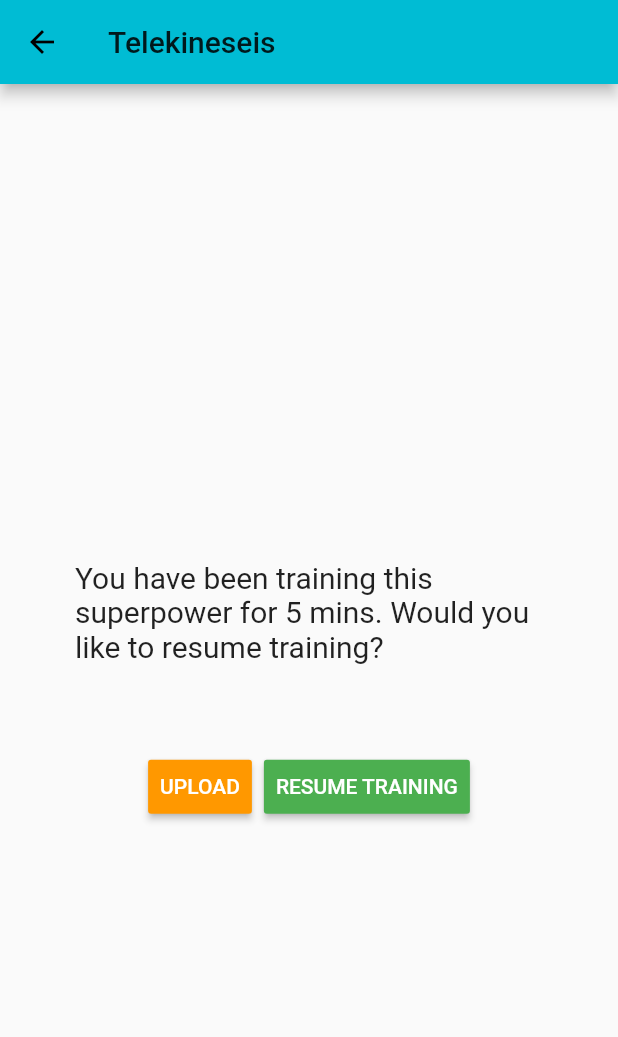
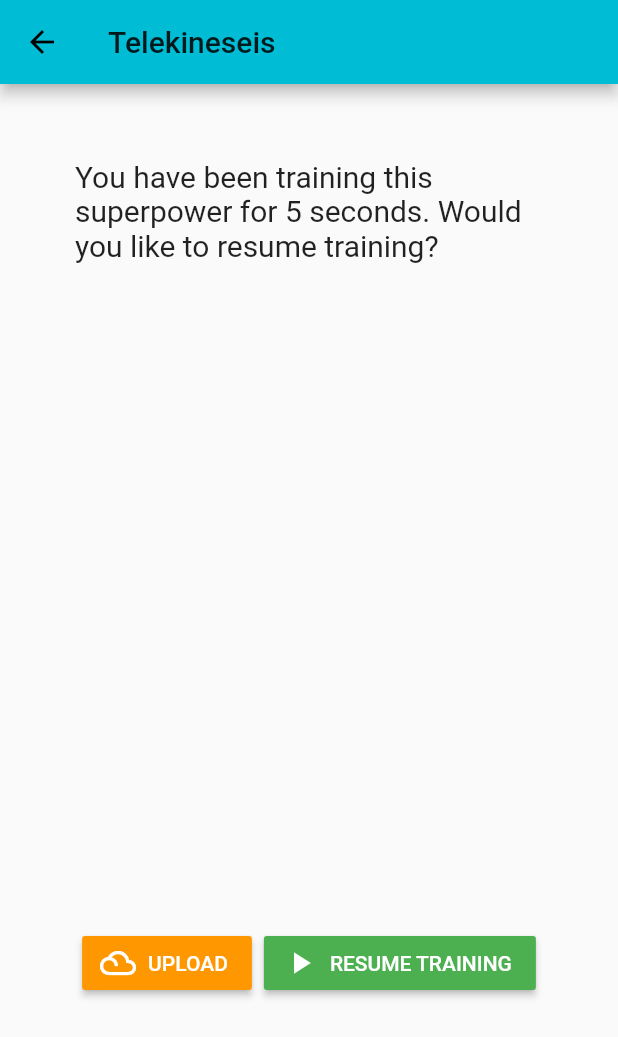
Before and after one commit to Syltaris/gestice-league-app, a Flutter app: the screen it shows after launch, after a tap on "Telekineseis", after a tap on "TRAIN", on a phone screen of 412 x 824 dp. Shown: the top 1037 px of the screen. Run offline on Flutter 3.47's test engine with Material 2 defaults, Android fonts, the light colour scheme and no system bars.

Commit message:
fix some styling issues

```diff
--- /dev/null
+++ b/app/flutter_launcher_icons.yaml
@@ -0,0 +1,7 @@
+dev_dependencies:
+  flutter_launcher_icons: "^0.7.0"
+
+flutter_icons:
+  android: "launcher_icon"
+  ios: true
+  image_path: "assets/icon/gl-icon.png"
--- a/app/lib/gestureList.dart
+++ b/app/lib/gestureList.dart
@@ -5,7 +5,7 @@ import 'package:app/trainingPage.dart';
 class GestureItem extends StatefulWidget {
   bool _isGestureTrained;
   bool _isGestureActive;
-  String _gestureTrainingDuration;
+  var _gestureTrainingDuration;
   String _gestureName;
 
   GestureItem(
@@ -38,7 +38,7 @@ class _GestureItemState extends State<GestureItem> {
 
   bool _isGestureTrained;
   bool _isGestureActive;
-  String _gestureTrainingDuration;
+  var _gestureTrainingDuration;
   String _gestureName;
 
   _GestureItemState(
@@ -87,17 +87,17 @@ class _GestureItemState extends State<GestureItem> {
                   ),
               ),
             ),
-            const ListTile(
-              leading: Icon(Icons.grade),
-              title: Text('The Enchanted Nightingale'),
-              subtitle: Text('Music by Julie Gable. Lyrics by Sidney Stein.'),
-            ),
+            // const ListTile(
+            //   leading: Icon(Icons.grade),
+            //   title: Text('The Enchanted Nightingale'),
+            //   subtitle: Text('Music by Julie Gable. Lyrics by Sidney Stein.'),
+            // ),
             ButtonTheme.bar( // make buttons use the appropriate styles for cards
               child: ButtonBar(
                 children: <Widget>[
                   FlatButton(
                     child: const Text('ON/OFF'),
-                    onPressed: () => setState(() { _isGestureActive = !_isGestureActive; }),
+                    onPressed: !_isGestureTrained ? null : () => setState(() { _isGestureActive = !_isGestureActive; }),
                   ),
                   FlatButton(
                     child: const Text('TRAIN'),
--- a/app/lib/main.dart
+++ b/app/lib/main.dart
@@ -51,19 +51,25 @@ class _MyHomePageState extends State<HomePage> {
             GestureItem(
               false,
               false,
-              "5 mins",
+              5,
               "Telekineseis"
             ),
             GestureItem(
               true,
               true,
-              "15 mins",
+              15,
               "Woohoo!"
             ),
             GestureItem(
               false,
               false,
-              "0 mins",
+              0,
+              "New Superpower"
+            ),
+            GestureItem(
+              false,
+              false,
+              0,
               "New Superpower"
             ),
           ],
--- a/app/lib/trainingPage.dart
+++ b/app/lib/trainingPage.dart
@@ -1,9 +1,9 @@
 import 'package:flutter/material.dart';
 
 class TrainingPage extends StatefulWidget {
-  final String title;
-  final bool trained;
-  final String trainingDuration;
+  String title;
+  bool trained;
+  var trainingDuration;
 
   TrainingPage(this.title, this.trained, this.trainingDuration);
 
@@ -15,8 +15,8 @@ class TrainingPage extends StatefulWidget {
 
 */
 class _TrainingPageState extends State<TrainingPage> {
-  bool _isTrained = false; //need to bring out from root data
-  String _trainingDuration = "5 minutes";
+  bool _isTrained; //need to bring out from root data
+  var _trainingDuration;
 
   _TrainingPageState(this._isTrained, this._trainingDuration);
 
@@ -30,7 +30,8 @@ class _TrainingPageState extends State<TrainingPage> {
         child: Column(
           mainAxisAlignment: MainAxisAlignment.center, //mainAxis here is vertical axis, cross is hori
           children: <Widget>[
-            Padding(
+            Expanded(
+              child: Padding(
                 padding: EdgeInsets.all(50.0),
                 child: _isTrained
                 ? Text('You have already trained this superpower!',
@@ -38,32 +39,46 @@ class _TrainingPageState extends State<TrainingPage> {
                       fontSize: 20,
                     )
                   )
-              : Text('You have been training this superpower for $_trainingDuration. Would you like to resume training?',
+                : _trainingDuration > 0
+                ? Text('You have been training this superpower for $_trainingDuration seconds. Would you like to resume training?',
+                    style: TextStyle(
+                      fontSize: 20,
+                    )
+                  )
+                : Text("Let's begin training your new superpower!",
                     style: TextStyle(
                       fontSize: 20,
                     )
                   ),
               ),
-            ButtonTheme.bar( // make buttons use the appropriate styles for cards
+            ),
+            Padding(
+              padding: EdgeInsets.symmetric(vertical: 150.0),
+              child: ButtonTheme.bar( // make buttons use the appropriate styles for cards
                 child: ButtonBar(
                   alignment: MainAxisAlignment.center,
                   children: <Widget>[
-                  RaisedButton(
+                    RaisedButton.icon(
+                      icon: Icon(Icons.filter_drama) ,
+                      label: const Text('UPLOAD'),
                       color: Colors.orange,
+                      disabledColor: Colors.grey,
                       textColor: Colors.white,
-                    child: const Text('UPLOAD'),
                       onPressed: _isTrained ? null : () => {},
                     ),
-                  RaisedButton(
+                    RaisedButton.icon(
+                      icon: Icon(Icons.play_arrow) ,
+                      label: const Text('RESUME TRAINING'),
                       color: Colors.green,
                       disabledColor: Colors.grey,
                       textColor: Colors.white,
-                    child: const Text('RESUME TRAINING'),
                       onPressed: _isTrained ? null : () => {},
                     ),
                   ],
                 ),
               ),
+            )
+
           ]
         )
       )
--- a/app/pubspec.yaml
+++ b/app/pubspec.yaml
@@ -1,5 +1,5 @@
 name: app
-description: A new Flutter project.
+description: A new Flutter project.d
 
 # The following defines the version and build number for your application.
 # A version number is three numbers separated by dots, like 1.2.43
@@ -19,6 +19,7 @@ dependencies:
   # The following adds the Cupertino Icons font to your application.
   # Use with the CupertinoIcons class for iOS style icons.
   cupertino_icons: ^0.1.2
+  flutter_launcher_icons: ^0.7.0
 
 dev_dependencies:
   flutter_test:
```
Also changed, not shown: app/assets/icon/gl-logo.png (added), 1 other file. Lines whose indentation alone changed are shown as unchanged.
